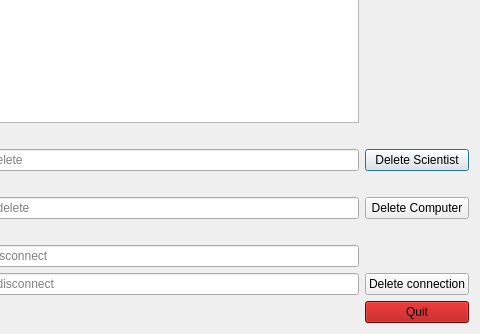
Qt form Skil3/DeleteWindow.ui (Chiquita40-VLN-H2016/chiquita40) before a commit; both pictures show x 164 to 644 and y 274 to 608 of the 644 by 608 pixel window.
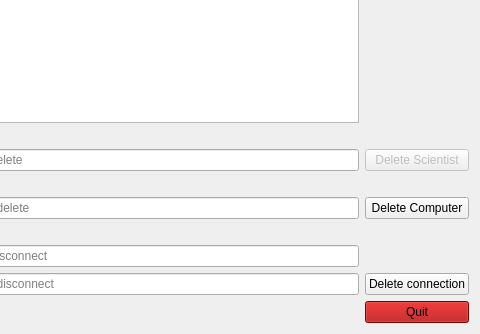
The same form after that commit.

Commit message: delete scientist or computer

Diff of the .ui file:
```diff
--- a/Skil3/DeleteWindow.ui
+++ b/Skil3/DeleteWindow.ui
@@ -23,6 +23,9 @@
    </item>
    <item row="4" column="2">
     <widget class="QPushButton" name="button_deleteScientist">
+     <property name="enabled">
+      <bool>false</bool>
+     </property>
      <property name="text">
       <string>Delete Scientist</string>
      </property>
```
The commit also changes 2 other files.
